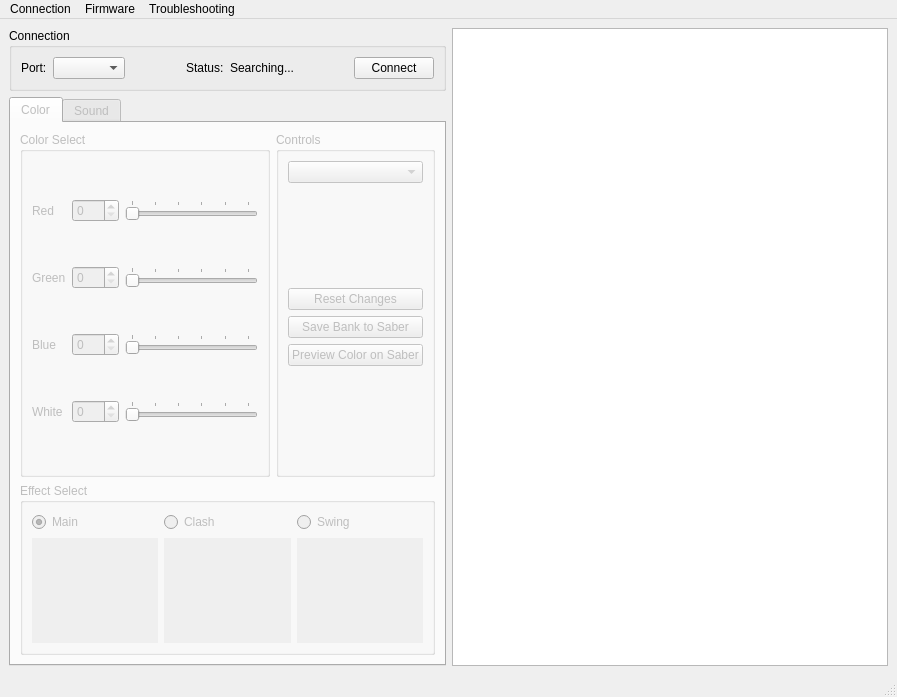
This is mainwindow.ui in jramboz/tintalle as Qt 5 draws it before an edit. The edited form follows.
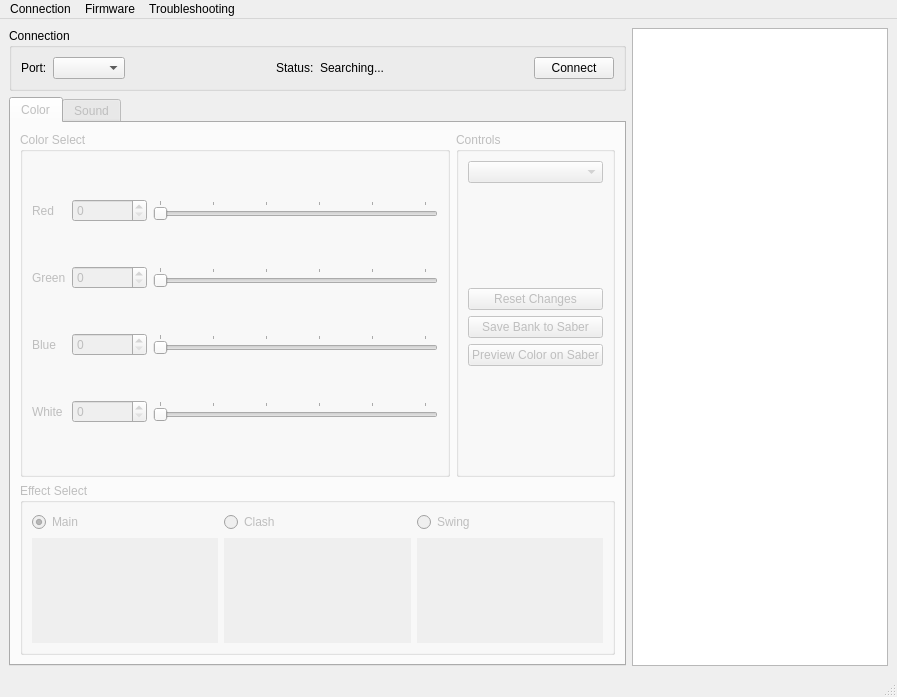
This is the edited form. The open tabs and pages were chosen to show the change. Custom widgets are drawn as their Qt base class.

Diff of the .ui file:
```diff
--- a/mainwindow.ui
+++ b/mainwindow.ui
@@ -145,6 +145,18 @@
              </item>
              <item row="3" column="1">
               <widget class="QSpinBox" name="w_spinbox">
+               <property name="sizePolicy">
+                <sizepolicy hsizetype="MinimumExpanding" vsizetype="Fixed">
+                 <horstretch>0</horstretch>
+                 <verstretch>0</verstretch>
+                </sizepolicy>
+               </property>
+               <property name="minimumSize">
+                <size>
+                 <width>45</width>
+                 <height>0</height>
+                </size>
+               </property>
                <property name="maximum">
                 <number>255</number>
                </property>
@@ -198,6 +210,18 @@
              </item>
              <item row="1" column="1">
               <widget class="QSpinBox" name="g_spinbox">
+               <property name="sizePolicy">
+                <sizepolicy hsizetype="MinimumExpanding" vsizetype="Fixed">
+                 <horstretch>0</horstretch>
+                 <verstretch>0</verstretch>
+                </sizepolicy>
+               </property>
+               <property name="minimumSize">
+                <size>
+                 <width>45</width>
+                 <height>0</height>
+                </size>
+               </property>
                <property name="maximum">
                 <number>255</number>
                </property>
@@ -205,6 +229,12 @@
              </item>
              <item row="0" column="2">
               <widget class="QSlider" name="r_slider">
+               <property name="sizePolicy">
+                <sizepolicy hsizetype="Minimum" vsizetype="Fixed">
+                 <horstretch>0</horstretch>
+                 <verstretch>0</verstretch>
+                </sizepolicy>
+               </property>
                <property name="maximum">
                 <number>255</number>
                </property>
@@ -221,6 +251,18 @@
              </item>
              <item row="0" column="1">
               <widget class="QSpinBox" name="r_spinbox">
+               <property name="sizePolicy">
+                <sizepolicy hsizetype="MinimumExpanding" vsizetype="Fixed">
+                 <horstretch>0</horstretch>
+                 <verstretch>0</verstretch>
+                </sizepolicy>
+               </property>
+               <property name="minimumSize">
+                <size>
+                 <width>75</width>
+                 <height>0</height>
+                </size>
+               </property>
                <property name="maximum">
                 <number>255</number>
                </property>
@@ -228,6 +270,18 @@
              </item>
              <item row="2" column="1">
               <widget class="QSpinBox" name="b_spinbox">
+               <property name="sizePolicy">
+                <sizepolicy hsizetype="MinimumExpanding" vsizetype="Fixed">
+                 <horstretch>0</horstretch>
+                 <verstretch>0</verstretch>
+                </sizepolicy>
+               </property>
+               <property name="minimumSize">
+                <size>
+                 <width>45</width>
+                 <height>0</height>
+                </size>
+               </property>
                <property name="maximum">
                 <number>255</number>
                </property>
@@ -605,7 +659,7 @@
        <bool>true</bool>
       </property>
       <property name="sizePolicy">
-       <sizepolicy hsizetype="MinimumExpanding" vsizetype="Expanding">
+       <sizepolicy hsizetype="Maximum" vsizetype="Expanding">
         <horstretch>0</horstretch>
         <verstretch>0</verstretch>
        </sizepolicy>
```
Left out of the diff: 37 changed lines with no effect on the pictures.
